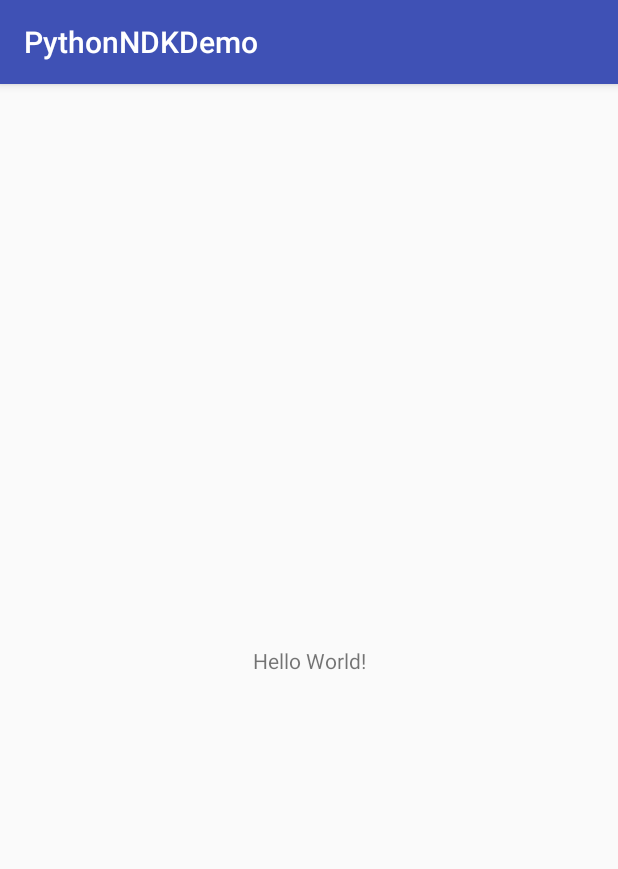
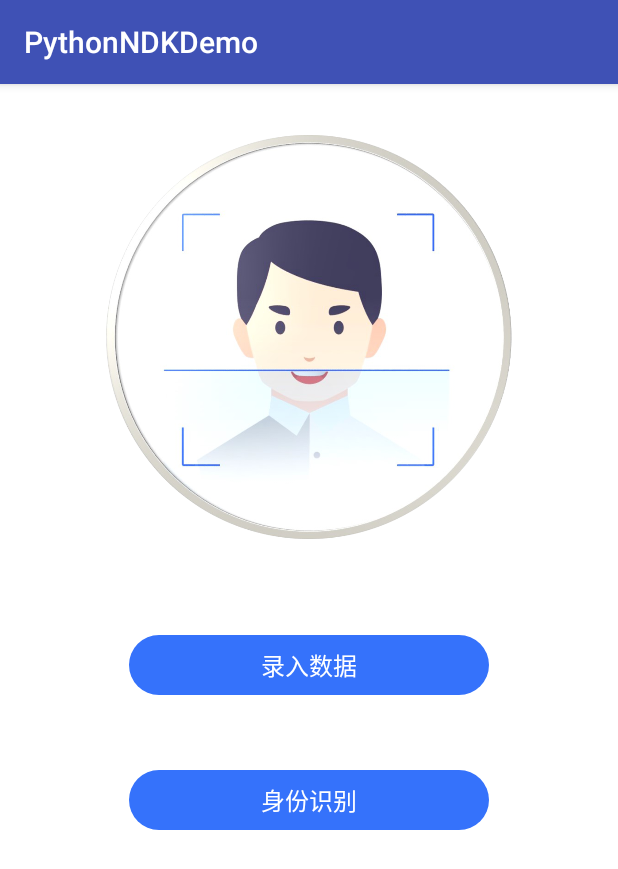
Before and after one commit to WilliamEricCheung/FaceDetector, an Android app: the screen it shows after launch (MainActivity), on a phone screen of 412 x 824 dp. Shown: the top 869 px of the screen. Run offline under Robolectric (Android 15) with nearby library versions, the phone set to English and light mode, and no system bars; libraries missing offline, so code that uses them is left out: com.chaquo.python; 3 statements that could not run were skipped.

Commit message:
add some GUI

```diff
--- a/app/src/main/AndroidManifest.xml
+++ b/app/src/main/AndroidManifest.xml
@@ -5,9 +5,9 @@
     <application
         android:name="com.chaquo.python.android.PyApplication"
         android:allowBackup="true"
-        android:icon="@mipmap/ic_launcher"
+        android:icon="@drawable/profile_round"
         android:label="@string/app_name"
-        android:roundIcon="@mipmap/ic_launcher_round"
+        android:roundIcon="@drawable/profile_round"
         android:supportsRtl="true"
         android:theme="@style/AppTheme">
         <activity android:name=".MainActivity">
--- a/app/src/main/java/tech/wec/pythonndkdemo/MainActivity.java
+++ b/app/src/main/java/tech/wec/pythonndkdemo/MainActivity.java
@@ -1,8 +1,11 @@
 package tech.wec.pythonndkdemo;
 
+import android.Manifest;
 import android.content.Context;
+import android.content.pm.PackageManager;
 import android.os.AsyncTask;
 import android.os.Build;
+import android.support.v4.app.ActivityCompat;
 import android.support.v7.app.AppCompatActivity;
 import android.os.Bundle;
 import android.util.Log;
@@ -18,6 +21,8 @@ import java.util.List;
 
 public class MainActivity extends AppCompatActivity {
 
+
+    private final int REQUEST_CAMERA_PERMISSION = 0;
     protected Python python = Python.getInstance();
 
     @Override
@@ -27,5 +32,14 @@ public class MainActivity extends AppCompatActivity {
         python.getModule("py_numpy").callAttr("numpyTest");
         python.getModule("py_opencv").callAttr("cv2Test");
         python.getModule("py_tensorflow").callAttr("tfTest");
+
+        if (ActivityCompat.checkSelfPermission(this, Manifest.permission.CAMERA)
+                != PackageManager.PERMISSION_GRANTED && ActivityCompat.checkSelfPermission(this,
+                Manifest.permission.WRITE_EXTERNAL_STORAGE) != PackageManager.PERMISSION_GRANTED) {
+            Log.e("CameraNew", "Lacking privileges to access camera service, please request permission first.");
+            ActivityCompat.requestPermissions(this, new String[]{
+                    Manifest.permission.CAMERA, Manifest.permission.WRITE_EXTERNAL_STORAGE
+            }, REQUEST_CAMERA_PERMISSION);
+        }
     }
 }
--- /dev/null
+++ b/app/src/main/java/tech/wec/pythonndkdemo/widget/RoundCornerButton.java
@@ -0,0 +1,140 @@
+package tech.wec.pythonndkdemo.widget;
+
+import android.content.Context;
+import android.content.res.TypedArray;
+import android.graphics.Canvas;
+import android.graphics.ColorFilter;
+import android.graphics.Paint;
+import android.graphics.PixelFormat;
+import android.graphics.RectF;
+import android.graphics.drawable.Drawable;
+import android.graphics.drawable.StateListDrawable;
+import android.support.annotation.IntRange;
+import android.support.annotation.NonNull;
+import android.support.annotation.Nullable;
+import android.support.v7.widget.AppCompatButton;
+import android.util.AttributeSet;
+
+import tech.wec.pythonndkdemo.R;
+
+public class RoundCornerButton extends AppCompatButton {
+
+    private int colorNormal;
+    private int colorDisabled;
+    private float cornerRadius;
+
+    private RoundCornerDrawable bgDrawableNormal = null;
+    private RoundCornerDrawable bgDrawablePressed = null;
+    private RoundCornerDrawable bgDrawableDisabled = null;
+
+    public RoundCornerButton(Context context) {
+        super(context);
+    }
+
+    public RoundCornerButton(Context context, AttributeSet attrs) {
+        this(context, attrs, 0);
+    }
+
+    public RoundCornerButton(Context context, AttributeSet attrs, int defStyleAttr) {
+        super(context, attrs, defStyleAttr);
+        initCornerBackground(attrs, defStyleAttr);
+    }
+
+    private void initCornerBackground(AttributeSet attrs, int defStyleAttr) {
+        TypedArray a = getContext().obtainStyledAttributes(attrs, R.styleable.RoundCornerButton, defStyleAttr, 0);
+
+        this.cornerRadius = a.getDimension(R.styleable.RoundCornerButton_rcb_cornerRadius, 0);
+        this.colorNormal = a.getColor(R.styleable.RoundCornerButton_rcb_backgroundColor, 0);
+        this.colorDisabled = a.getColor(R.styleable.RoundCornerButton_rcb_backgroundColorDisabled, this.colorNormal);
+        makeBackgroundDrawable();
+
+        a.recycle();
+    }
+
+    @Override
+    protected void onLayout(boolean changed, int left, int top, int right, int bottom) {
+        super.onLayout(changed, left, top, right, bottom);
+        if (bgDrawableNormal != null) {
+            bgDrawableNormal.setRect(right - left, bottom - top);
+        }
+        if (bgDrawablePressed != null) {
+            bgDrawablePressed.setRect(right - left, bottom - top);
+        }
+        if (bgDrawableDisabled != null) {
+            bgDrawableDisabled.setRect(right - left, bottom - top);
+        }
+    }
+
+    public void makeBackgroundDrawable() {
+        bgDrawableNormal = new RoundCornerDrawable(this.colorNormal, this.cornerRadius);
+        bgDrawableNormal.setRect(getWidth(), getHeight());
+
+        int alpha = 80;
+        int colorPressed = alpha << 24 | (0x00ffffff & this.colorNormal);
+        bgDrawablePressed = new RoundCornerDrawable(colorPressed, this.cornerRadius);
+        bgDrawablePressed.setRect(getWidth(), getHeight());
+
+        bgDrawableDisabled = new RoundCornerDrawable(this.colorDisabled, this.cornerRadius);
+        bgDrawableDisabled.setRect(getWidth(), getHeight());
+
+        StateListDrawable bgDrawable = new StateListDrawable();
+        bgDrawable.addState(new int[]{android.R.attr.state_enabled, -android.R.attr.state_pressed}, bgDrawableNormal);
+        bgDrawable.addState(new int[]{android.R.attr.state_enabled, android.R.attr.state_pressed}, bgDrawablePressed);
+        bgDrawable.addState(new int[]{-android.R.attr.state_enabled}, bgDrawableDisabled);
+        setBackgroundDrawable(bgDrawable);
+    }
+
+    private static class RoundCornerDrawable extends Drawable {
+
+        final int color;
+        final float radius;
+        final Paint paint;
+
+        private RectF rectF;
+
+        RoundCornerDrawable(int color, float radius) {
+            this.color = color;
+            this.radius = radius;
+
+            this.paint = new Paint();
+            paint.setStyle(Paint.Style.FILL);
+            paint.setAntiAlias(true);
+            paint.setColor(color);
+
+            this.rectF = new RectF();
+        }
+
+        @Override
+        public void draw(@NonNull Canvas canvas) {
+            if (radius == 0) {
+                canvas.drawRect(rectF, paint);
+            } else {
+                canvas.drawRoundRect(rectF, radius, radius, paint);
+            }
+        }
+
+        @Override
+        public void setAlpha(@IntRange(from = 0, to = 255) int alpha) {
+            paint.setAlpha(alpha);
+            invalidateSelf();
+        }
+
+        @Override
+        public void setColorFilter(@Nullable ColorFilter colorFilter) {
+            paint.setColorFilter(colorFilter);
+            invalidateSelf();
+        }
+
+        @Override
+        public int getOpacity() {
+            return PixelFormat.TRANSLUCENT;
+        }
+
+        public void setRect(int width, int height) {
+            this.rectF.left = 0;
+            this.rectF.top = 0;
+            this.rectF.right = width;
+            this.rectF.bottom = height;
+        }
+    }
+}
--- a/app/src/main/res/layout/activity_main.xml
+++ b/app/src/main/res/layout/activity_main.xml
@@ -1,18 +1,50 @@
 <?xml version="1.0" encoding="utf-8"?>
-<android.support.constraint.ConstraintLayout xmlns:android="http://schemas.android.com/apk/res/android"
+<LinearLayout xmlns:android="http://schemas.android.com/apk/res/android"
     xmlns:app="http://schemas.android.com/apk/res-auto"
     xmlns:tools="http://schemas.android.com/tools"
     android:layout_width="match_parent"
     android:layout_height="match_parent"
+    android:background="@color/white"
+    android:orientation="vertical"
     tools:context="tech.wec.pythonndkdemo.MainActivity">
 
-    <TextView
-        android:layout_width="wrap_content"
-        android:layout_height="wrap_content"
-        android:text="Hello World!"
-        app:layout_constraintBottom_toBottomOf="parent"
-        app:layout_constraintLeft_toLeftOf="parent"
-        app:layout_constraintRight_toRightOf="parent"
-        app:layout_constraintTop_toTopOf="parent" />
+    <ImageView
+        android:id="@+id/imageView"
+        android:layout_width="277dp"
+        android:layout_height="277dp"
+        android:layout_gravity="center"
+        android:layout_marginTop="30dp"
+        android:background="@drawable/profile_round"
+        />
 
-</android.support.constraint.ConstraintLayout>
+    <tech.wec.pythonndkdemo.widget.RoundCornerButton
+        android:id="@+id/bt_input"
+        android:layout_width="240dp"
+        android:layout_height="40dp"
+        android:layout_gravity="center"
+        android:layout_marginTop="60dp"
+        android:enabled="true"
+        android:gravity="center"
+        android:text="录入数据"
+        android:textColor="@color/white"
+        android:textSize="16sp"
+        app:rcb_backgroundColor="@color/light_blue"
+        app:rcb_backgroundColorDisabled="@color/light_grey"
+        app:rcb_cornerRadius="20dp" />
+
+    <tech.wec.pythonndkdemo.widget.RoundCornerButton
+        android:id="@+id/btn_output"
+        android:layout_width="240dp"
+        android:layout_height="40dp"
+        android:layout_gravity="center"
+        android:layout_marginTop="50dp"
+        android:enabled="true"
+        android:gravity="center"
+        android:text="身份识别"
+        android:textColor="@color/white"
+        android:textSize="16sp"
+        app:rcb_backgroundColor="@color/light_blue"
+        app:rcb_backgroundColorDisabled="@color/light_grey"
+        app:rcb_cornerRadius="20dp" />
+
+</LinearLayout>
--- /dev/null
+++ b/app/src/main/res/values/attrs_roundcornerbutton.xml
@@ -0,0 +1,8 @@
+<?xml version="1.0" encoding="utf-8"?>
+<resources>
+    <declare-styleable name="RoundCornerButton">
+        <attr name="rcb_backgroundColor" format="color" />
+        <attr name="rcb_backgroundColorDisabled" format="color" />
+        <attr name="rcb_cornerRadius" format="dimension" />
+    </declare-styleable>
+</resources>
--- a/app/src/main/res/values/colors.xml
+++ b/app/src/main/res/values/colors.xml
@@ -3,4 +3,8 @@
     <color name="colorPrimary">#3F51B5</color>
     <color name="colorPrimaryDark">#303F9F</color>
     <color name="colorAccent">#FF4081</color>
+    <color name="white">#ffffff</color>
+    <color name="yellow">#ffae00</color>
+    <color name="light_grey">#ccced0</color>
+    <color name="light_blue">#3572fb</color>
 </resources>
```
Also changed, not shown: app/src/main/res/drawable/profile_round.png (added).
